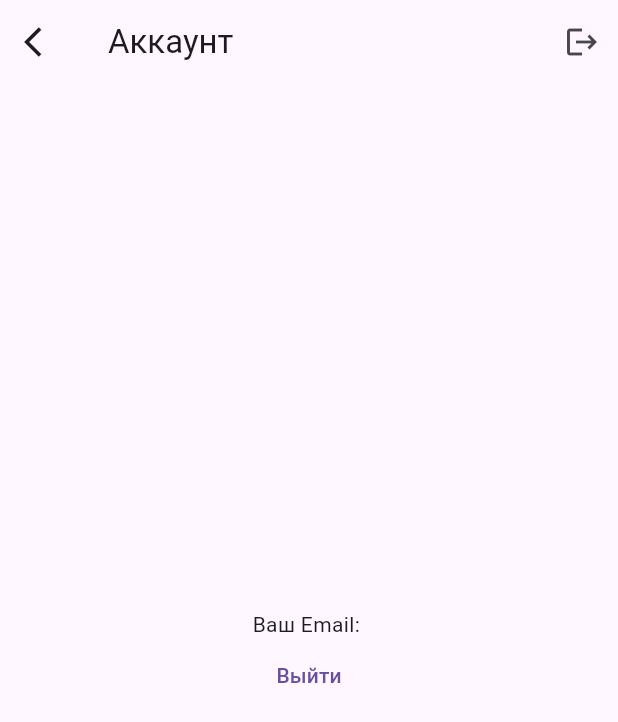
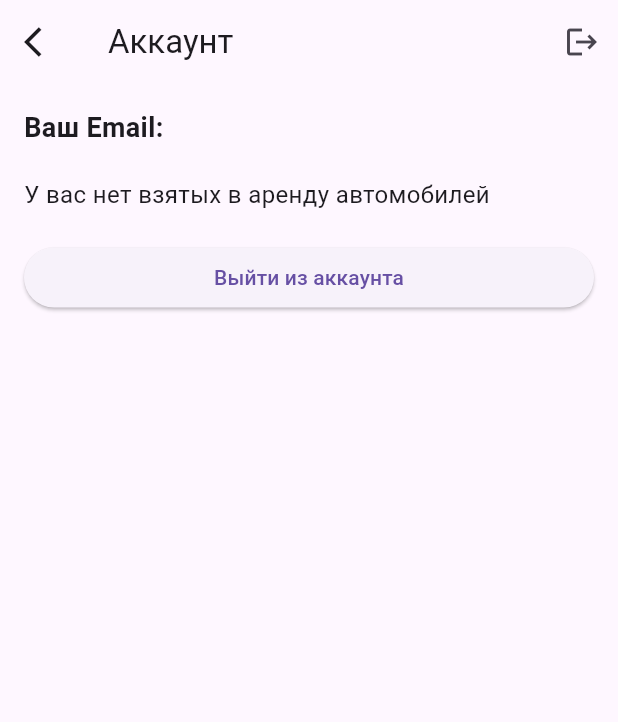
Before and after one commit to Lir00f/MobDev, a Flutter app: the AccountScreen screen opened by its route, on a phone screen of 412 x 824 dp. Shown: the top 722 px of the screen. Run offline on Flutter 3.47's test engine with Material 3 defaults, Android fonts, the light colour scheme and no system bars; our stand-ins replace cloud_firestore, email_validator, firebase_auth, firebase_core, firebase_storage, image_picker; accounts and stored records are empty.

Commit message:
account page improves

```diff
--- a/lib/screens/account_screen.dart
+++ b/lib/screens/account_screen.dart
@@ -1,5 +1,7 @@
 import 'package:firebase_auth/firebase_auth.dart';
 import 'package:flutter/material.dart';
+import 'package:cloud_firestore/cloud_firestore.dart';
+import 'package:intl/intl.dart';
 
 class AccountScreen extends StatefulWidget {
   const AccountScreen({super.key});
@@ -19,40 +21,104 @@ class _AccountScreenState extends State<AccountScreen> {
     navigator.pushNamedAndRemoveUntil('/home', (Route<dynamic> route) => false);
   }
 
+  Future<List<Map<String, dynamic>>> getRentedCars() async {
+    final user = FirebaseAuth.instance.currentUser;
+    final rentalDocs = await FirebaseFirestore.instance.collection('rentals')
+        .where('email', isEqualTo: user?.email)
+        .get();
+
+    List<Map<String, dynamic>> rentedCars = [];
+    rentalDocs.docs.forEach((doc) {
+      rentedCars.add(doc.data());
+    });
+
+    return rentedCars;
+  }
+
   @override
   Widget build(BuildContext context) {
+    return FutureBuilder(
+      future: getRentedCars(),
+      builder: (context, AsyncSnapshot<List<Map<String, dynamic>>> snapshot) {
+        if (snapshot.connectionState == ConnectionState.waiting) {
+          return Center(child: CircularProgressIndicator());
+        } else if (snapshot.hasError) {
+          return Center(child: Text('Ошибка: ${snapshot.error}'));
+        } else {
+          final rentedCars = snapshot.data!;
           return Scaffold(
-      resizeToAvoidBottomInset: false,
             appBar: AppBar(
+              title: Text('Аккаунт'),
               leading: IconButton(
                 onPressed: () {
                   Navigator.pop(context);
                 },
-          icon: const Icon(
-            Icons.arrow_back_ios,
+                icon: const Icon(Icons.arrow_back_ios),
               ),
-        ),
-        title: const Text('Аккаунт'),
               actions: [
                 IconButton(
                   icon: const Icon(Icons.logout),
-            tooltip: 'Open shopping cart',
+                  tooltip: 'Выйти из аккаунта',
                   onPressed: () => signOut(),
                 ),
               ],
             ),
-      body: Center(
+            body: Padding(
+              padding: const EdgeInsets.all(16.0),
               child: Column(
-          mainAxisAlignment: MainAxisAlignment.center,
+                crossAxisAlignment: CrossAxisAlignment.stretch,
                 children: [
-            Text('Ваш Email: ${user?.email}'),
-            TextButton(
+                  Text(
+                    'Ваш Email: ${user?.email}',
+                    style: TextStyle(fontSize: 18, fontWeight: FontWeight.bold),
+                  ),
+                  SizedBox(height: 20),
+                  if (rentedCars.isEmpty)
+                    Text(
+                      'У вас нет взятых в аренду автомобилей',
+                      style: TextStyle(fontSize: 16),
+                    )
+                  else
+                    ...rentedCars.map((car) {
+                      final startDate = (car['startDate'] as Timestamp).toDate();
+                      final endDate = (car['endDate'] as Timestamp).toDate();
+                      final carName = car['carName'];
+
+                      return Card(
+                        margin: EdgeInsets.symmetric(vertical: 8),
+                        child: Padding(
+                          padding: EdgeInsets.all(16),
+                          child: Column(
+                            crossAxisAlignment: CrossAxisAlignment.start,
+                            children: [
+                              Text(
+                                'Машина: $carName',
+                                style: TextStyle(fontWeight: FontWeight.bold),
+                              ),
+                              SizedBox(height: 8),
+                              Text('Дата начала аренды: ${DateFormat('dd.MM.yyyy').format(startDate)}'),
+                              Text('Дата окончания аренды: ${DateFormat('dd.MM.yyyy').format(endDate)}'),
+                              SizedBox(height: 8),
+                              Text(
+                                'Можно оплатить и забрать на нашем автопарке по адресу: ул. Джеппар Акима 36',
+                                style: TextStyle(fontSize: 12, fontStyle: FontStyle.italic),
+                              ),
+                            ],
+                          ),
+                        ),
+                      );
+                    }),
+                  SizedBox(height: 20),
+                  ElevatedButton(
                     onPressed: () => signOut(),
-              child: const Text('Выйти'),
+                    child: const Text('Выйти из аккаунта'),
                   ),
                 ],
               ),
             ),
           );
         }
+      },
+    );
   }
+}
```
Lines whose indentation alone changed are shown as unchanged.
